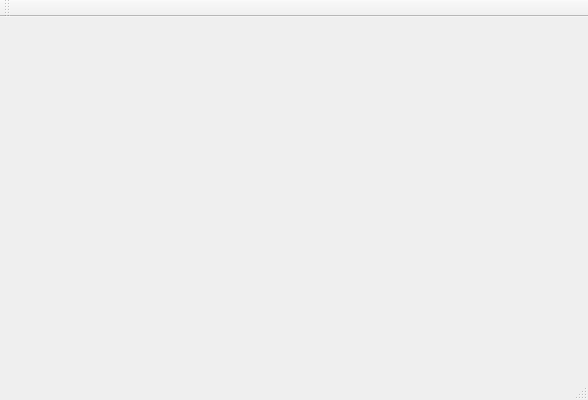
Above: MedicalVisualization/MedicalVisualization.ui from brickmovingclub/Digitaldesign before the change. Below: the same form after it.
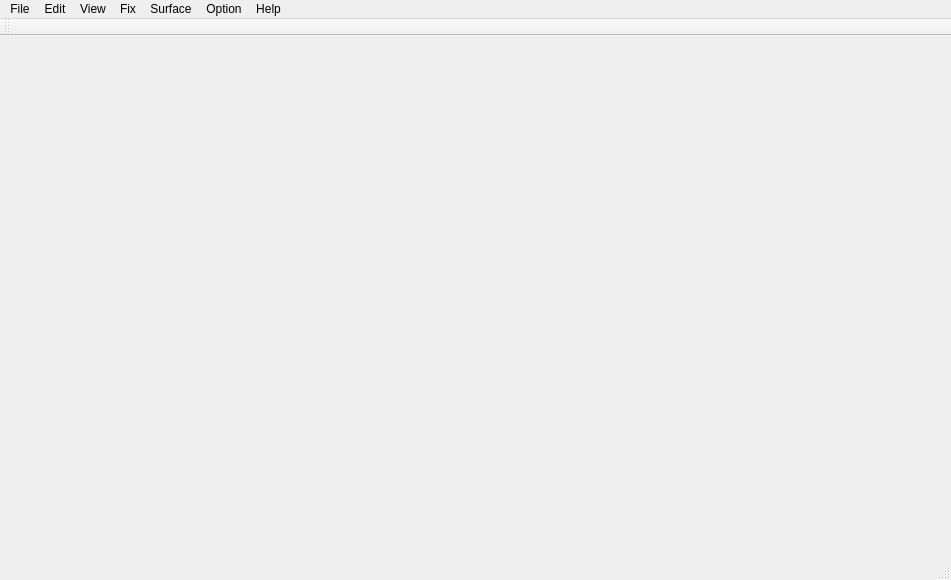
That is the form after the change. Custom widgets are drawn as their Qt base class.

The edit to the form file:
```diff
--- a/MedicalVisualization/MedicalVisualization.ui
+++ b/MedicalVisualization/MedicalVisualization.ui
@@ -6,34 +6,75 @@
    <rect>
     <x>0</x>
     <y>0</y>
-    <width>588</width>
-    <height>400</height>
+    <width>951</width>
+    <height>580</height>
    </rect>
   </property>
   <property name="windowTitle">
    <string>MedicalVisualization</string>
   </property>
-  <widget class="QWidget" name="centralWidget">
-   <widget class="QVTKWidget" name="qvtkWidget">
-    <property name="geometry">
-     <rect>
-      <x>140</x>
-      <y>110</y>
-      <width>401</width>
-      <height>211</height>
-     </rect>
-    </property>
-   </widget>
-  </widget>
+  <widget class="QWidget" name="centralWidget"/>
   <widget class="QMenuBar" name="menuBar">
    <property name="geometry">
     <rect>
      <x>0</x>
      <y>0</y>
-     <width>588</width>
+     <width>951</width>
      <height>23</height>
     </rect>
    </property>
+   <widget class="QMenu" name="menuFile">
+    <property name="title">
+     <string>File</string>
+    </property>
+    <addaction name="actionNew_Project"/>
+    <addaction name="actionOpen_Project"/>
+    <addaction name="separator"/>
+    <addaction name="actionSave_Project"/>
+    <addaction name="separator"/>
+    <addaction name="actionSave_Project_As"/>
+    <addaction name="actionExport"/>
+   </widget>
+   <widget class="QMenu" name="menuEdit">
+    <property name="title">
+     <string>Edit</string>
+    </property>
+    <addaction name="actionUndo"/>
+    <addaction name="actionRedo"/>
+    <addaction name="actionPast"/>
+   </widget>
+   <widget class="QMenu" name="menuView">
+    <property name="title">
+     <string>View</string>
+    </property>
+   </widget>
+   <widget class="QMenu" name="menuFix">
+    <property name="title">
+     <string>Fix</string>
+    </property>
+   </widget>
+   <widget class="QMenu" name="menuSurface">
+    <property name="title">
+     <string>Surface</string>
+    </property>
+   </widget>
+   <widget class="QMenu" name="menuOption">
+    <property name="title">
+     <string>Option</string>
+    </property>
+   </widget>
+   <widget class="QMenu" name="menuHelp">
+    <property name="title">
+     <string>Help</string>
+    </property>
+   </widget>
+   <addaction name="menuFile"/>
+   <addaction name="menuEdit"/>
+   <addaction name="menuView"/>
+   <addaction name="menuFix"/>
+   <addaction name="menuSurface"/>
+   <addaction name="menuOption"/>
+   <addaction name="menuHelp"/>
   </widget>
   <widget class="QToolBar" name="mainToolBar">
    <attribute name="toolBarArea">
@@ -46,13 +87,6 @@
   <widget class="QStatusBar" name="statusBar"/>
  </widget>
  <layoutdefault spacing="6" margin="11"/>
- <customwidgets>
-  <customwidget>
-   <class>QVTKWidget</class>
-   <extends>QWidget</extends>
-   <header>QVTKWidget.h</header>
-  </customwidget>
- </customwidgets>
  <resources>
   <include location="MedicalVisualization.qrc"/>
  </resources>
```
Left out of the diff: 40 changed lines with no effect on the pictures.
